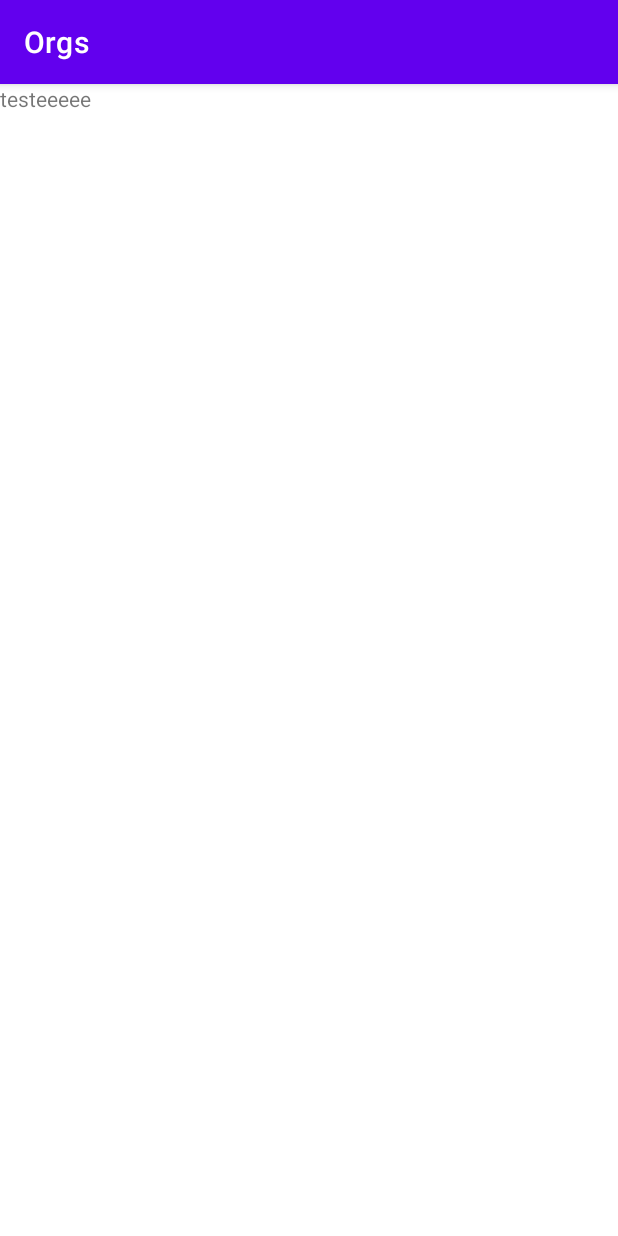
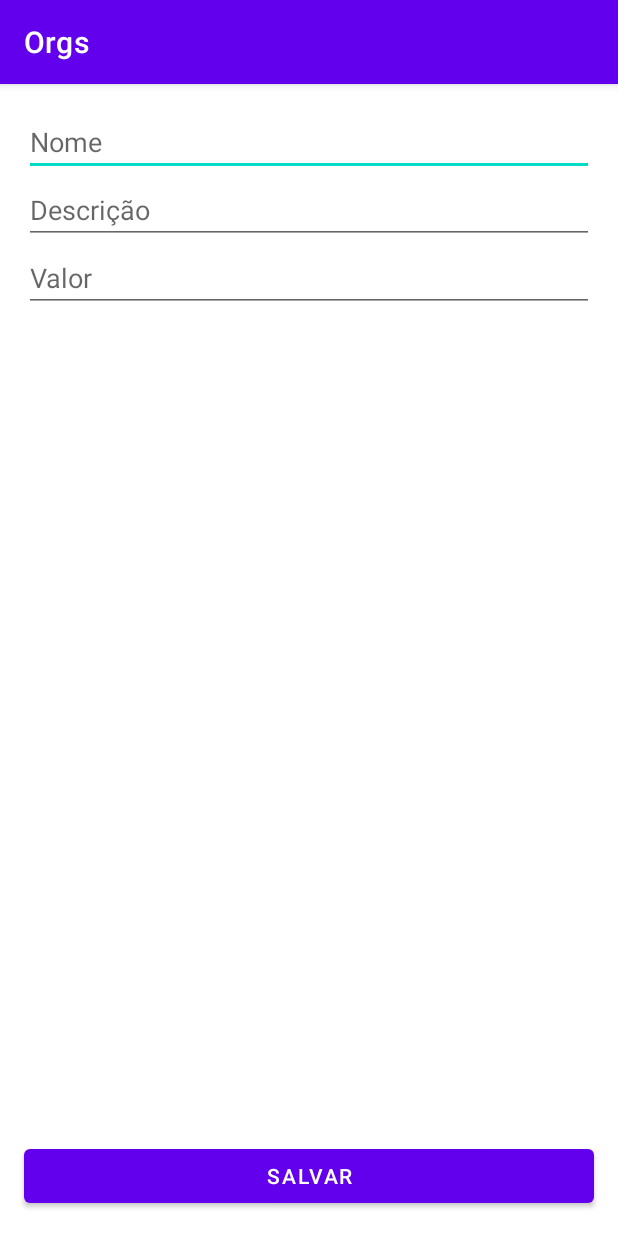
Before and after one commit to ley-v/app-orgs-alura, an Android app: the screen it shows after launch (FormularioProdutoActivity), on a phone screen of 412 x 824 dp. Run offline under Robolectric (Android 15) with nearby library versions, the phone set to English and light mode, and no system bars.

Commit message:
Implementanto o Layout do formulário

```diff
--- a/app/src/main/AndroidManifest.xml
+++ b/app/src/main/AndroidManifest.xml
@@ -9,14 +9,15 @@
         android:roundIcon="@mipmap/ic_launcher_round"
         android:supportsRtl="true"
         android:theme="@style/Theme.Orgs">
-        <activity android:name=".ui.activity.MainActivity">
+        <activity android:name=".ui.activity.FormularioProdutoActivity">
             <intent-filter>
                 <action android:name="android.intent.action.MAIN" />
 
                 <category android:name="android.intent.category.LAUNCHER" />
             </intent-filter>
         </activity>
-        <activity android:name=".ui.activity.FormularioProdutoActivity">
+
+        <activity android:name=".ui.activity.MainActivity">
             <intent-filter>
                 <action android:name="android.intent.action.MAIN" />
 
--- a/app/src/main/res/layout/activity_formulario_produto.xml
+++ b/app/src/main/res/layout/activity_formulario_produto.xml
@@ -1,14 +1,60 @@
 <?xml version="1.0" encoding="utf-8"?>
-<androidx.constraintlayout.widget.ConstraintLayout xmlns:android="http://schemas.android.com/apk/res/android"
+
+<ScrollView xmlns:android="http://schemas.android.com/apk/res/android"
     xmlns:app="http://schemas.android.com/apk/res-auto"
     xmlns:tools="http://schemas.android.com/tools"
     android:layout_width="match_parent"
     android:layout_height="match_parent"
-    tools:context=".ui.activity.FormularioProdutoActivity">
+    android:fillViewport="true"
+    >
 
-    <TextView
+    <androidx.constraintlayout.widget.ConstraintLayout
+
         android:layout_width="match_parent"
         android:layout_height="wrap_content"
-android:text="testeeeee"
-    />
-</androidx.constraintlayout.widget.ConstraintLayout>
+        tools:context=".ui.activity.FormularioProdutoActivity">
+
+        <EditText
+            android:id="@+id/nome"
+            android:layout_width="0dp"
+            android:layout_height="wrap_content"
+            android:layout_margin="16dp"
+            android:hint="Nome"
+            android:inputType="text"
+            app:layout_constraintEnd_toEndOf="parent"
+            app:layout_constraintStart_toStartOf="parent"
+            app:layout_constraintTop_toTopOf="parent" />
+
+        <EditText
+            android:id="@+id/descricao"
+            android:layout_width="0dp"
+            android:layout_height="wrap_content"
+            android:hint="Descrição"
+            android:inputType="text"
+            app:layout_constraintEnd_toEndOf="@id/nome"
+            app:layout_constraintStart_toStartOf="@id/nome"
+            app:layout_constraintTop_toBottomOf="@id/nome" />
+
+        <EditText
+            android:id="@+id/valor"
+            android:layout_width="0dp"
+            android:layout_height="wrap_content"
+            android:hint="Valor"
+            android:inputType="numberDecimal"
+            app:layout_constraintEnd_toEndOf="@id/descricao"
+            app:layout_constraintStart_toStartOf="@id/descricao"
+            app:layout_constraintTop_toBottomOf="@id/descricao" />
+
+        <Button
+            android:id="@+id/botao_salvar"
+            android:layout_width="0dp"
+            android:layout_height="wrap_content"
+            android:layout_margin="16dp"
+            android:text="Salvar"
+            app:layout_constraintVertical_bias="1"
+            app:layout_constraintTop_toBottomOf="@id/valor"
+            app:layout_constraintBottom_toBottomOf="parent"
+            app:layout_constraintEnd_toEndOf="parent"
+            app:layout_constraintStart_toStartOf="parent" />
+    </androidx.constraintlayout.widget.ConstraintLayout>
+</ScrollView>
```
